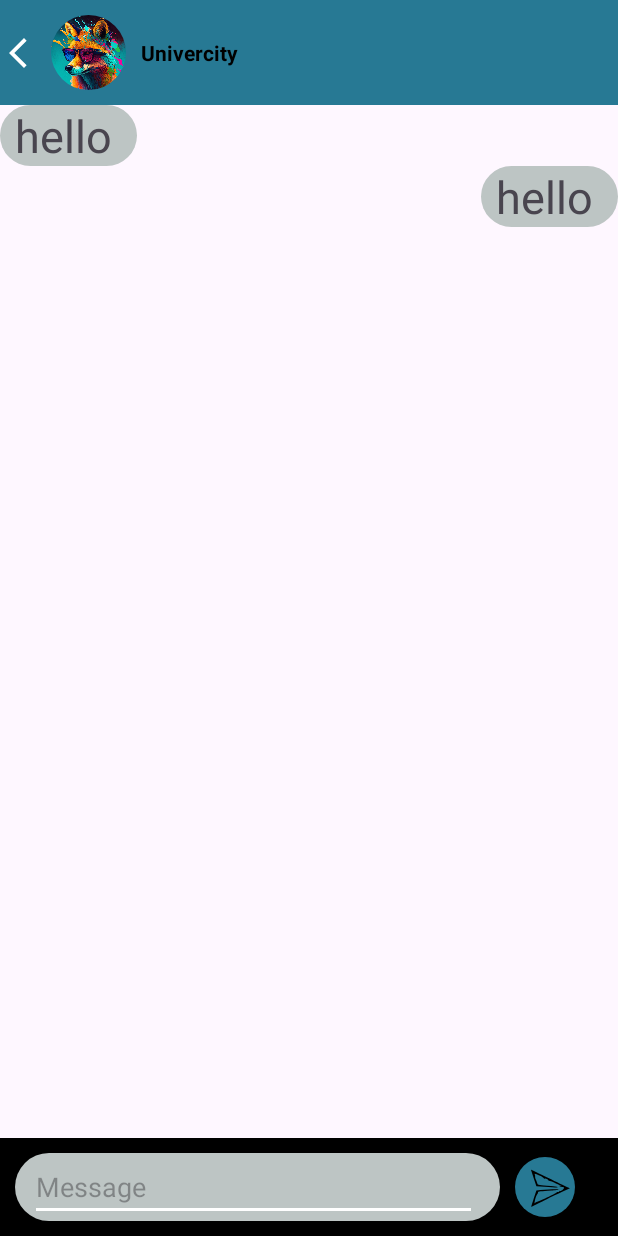
After one commit to melbinproy2003/ED-Book, an Android app: the layout activity_chatbox.xml on its own in the app's theme, with its tools: preview values and no code run, on a phone screen of 412 x 824 dp. The commit adds this screen. Run offline under Robolectric (Android 15) with nearby library versions, the phone set to English and light mode, and no system bars; Roboto replaces fonts that are not available here.

```diff
--- /dev/null
+++ b/app/app/src/main/res/drawable/circle_button.xml
@@ -0,0 +1,8 @@
+<?xml version="1.0" encoding="utf-8"?>
+<shape xmlns:android="http://schemas.android.com/apk/res/android"
+    android:shape="oval">
+
+    <solid
+        android:color="@color/blue"/>
+
+</shape>
--- /dev/null
+++ b/app/app/src/main/res/drawable/send_button.xml
@@ -0,0 +1,14 @@
+<vector xmlns:android="http://schemas.android.com/apk/res/android"
+    android:width="40dp"
+    android:height="40dp"
+    android:viewportWidth="90"
+    android:viewportHeight="90">
+  <group
+      android:translateX="3"
+      android:translateY="5">
+  <path
+      android:pathData="M21.4,15.6c0.4,1.1 2.3,6.7 4.2,12.6l3.5,10.6 6.2,0.6c14.9,1.3 28.2,1.6 25.7,0.5 -1.4,-0.5 -5.9,-1.2 -10,-1.5 -17.8,-1 -19.9,-1.4 -20.5,-3.7 -0.4,-1.2 -1.3,-3.7 -2.1,-5.5 -0.9,-1.8 -1.4,-4 -1.2,-5 0.1,-0.9 -0.1,-2.3 -0.5,-3 -1.3,-2 1.1,-1.4 7.9,1.9 3.5,1.7 6.1,3.5 5.8,4 -0.3,0.5 0.1,0.6 0.9,0.4 1.7,-0.7 6.9,1.9 5.9,3 -0.4,0.5 -0.2,0.5 0.4,0.2 0.7,-0.4 4.3,0.8 8,2.6 3.8,1.8 8,3.9 9.4,4.5l2.5,1.2 -2.5,-0.6c-1.9,-0.4 -2.2,-0.3 -1,0.5 0.8,0.6 2.7,1.1 4.2,1.1 3.5,-0 2.8,2.9 -1.3,5.2 -1.8,1.1 -2.7,1.3 -2.4,0.5 0.4,-0.6 0,-0.4 -0.9,0.7 -0.8,1 -1.9,1.5 -2.4,1.2 -0.6,-0.3 -1.2,-0.2 -1.4,0.3 -0.4,1.3 -28.7,14.8 -31.2,14.9 -0.5,-0 -1.3,0.6 -1.8,1.4 -0.6,0.8 -0.7,0.1 -0.3,-2.2 1,-5.1 2.8,-10.3 4.3,-11.8 0.7,-0.8 1,-1.7 0.7,-2.2 -0.6,-1 5,-1.7 19.8,-2.6 5.9,-0.3 10.9,-1 11.2,-1.5 0.6,-0.8 -14.8,-0.4 -27.2,0.7l-6.2,0.6 -4,12.1c-2.1,6.7 -3.8,12.3 -3.8,12.4 0.1,-0 7.6,-3.6 16.7,-8.1 9.1,-4.5 22.1,-10.8 29,-14l12.4,-5.9 -4.6,-1.8c-2.6,-1 -15.4,-7.1 -28.5,-13.6 -13.1,-6.4 -24.2,-11.9 -24.7,-12.1 -0.5,-0.3 -0.6,0.4 -0.2,1.4z"
+      android:fillColor="#000000"
+      android:strokeColor="#00000000"/>
+  </group>
+</vector>
--- /dev/null
+++ b/app/app/src/main/res/layout/activity_chatbox.xml
@@ -0,0 +1,149 @@
+<?xml version="1.0" encoding="utf-8"?>
+<RelativeLayout xmlns:android="http://schemas.android.com/apk/res/android"
+    xmlns:app="http://schemas.android.com/apk/res-auto"
+    xmlns:tools="http://schemas.android.com/tools"
+    android:layout_width="match_parent"
+    android:layout_height="match_parent"
+    tools:context=".Chatbox">
+
+   <LinearLayout
+       android:layout_width="match_parent"
+       android:layout_height="match_parent"
+       android:orientation="vertical">
+
+<!--Actionbar-->
+       <LinearLayout
+           android:layout_width="match_parent"
+           android:layout_height="wrap_content"
+           android:background="@color/blue">
+
+           <LinearLayout
+               android:layout_width="wrap_content"
+               android:layout_height="match_parent"
+               android:gravity="center">
+
+               <ImageButton
+                   android:id="@+id/back"
+                   android:layout_width="match_parent"
+                   android:layout_height="match_parent"
+                   android:src="@drawable/baseline_arrow_back_ios_new_24"
+                   android:background="@android:color/transparent"/>
+
+           </LinearLayout>
+
+           <LinearLayout
+               android:layout_width="wrap_content"
+               android:layout_height="wrap_content"
+               android:layout_margin="10dp">
+
+               <com.google.android.material.imageview.ShapeableImageView
+                   android:layout_width="50dp"
+                   android:layout_height="50dp"
+                   android:src="@drawable/fox"
+                   app:shapeAppearanceOverlay="@style/circle"/>
+
+               <TextView
+                   android:layout_width="wrap_content"
+                   android:layout_height="wrap_content"
+                   android:text="Univercity"
+                   android:textColor="@color/black"
+                   android:textStyle="bold"
+                   android:layout_gravity="center"
+                   android:layout_marginLeft="10dp"/>
+
+           </LinearLayout>
+
+       </LinearLayout>
+<!--Ending of Actionbar-->
+
+       <ScrollView
+           android:id="@+id/scroll"
+           android:layout_width="fill_parent"
+           android:layout_height="0dip"
+           android:orientation="vertical"
+           android:layout_weight="12">
+           <LinearLayout
+               android:id="@+id/linear"
+               android:layout_width="match_parent"
+               android:layout_height="wrap_content"
+               android:orientation="vertical">
+
+               <!--               Receiving-->
+               <LinearLayout
+                   android:layout_width="wrap_content"
+                   android:layout_height="wrap_content"
+                   android:background="@drawable/postbox"
+                   android:paddingLeft="10dp">
+
+                   <TextView
+                       android:layout_width="81dp"
+                       android:layout_height="match_parent"
+                       android:text="hello"
+                       android:textSize="30dp" />
+
+               </LinearLayout>
+               <!--               End Receiving-->
+
+               <!--               Reply-->
+               <LinearLayout
+                   android:layout_width="wrap_content"
+                   android:layout_height="wrap_content"
+                   android:background="@drawable/postbox"
+                   android:paddingLeft="10dp"
+                   android:layout_gravity="right">
+
+                   <TextView
+                       android:layout_width="81dp"
+                       android:layout_height="match_parent"
+                       android:text="hello"
+                       android:textSize="30dp" />
+
+               </LinearLayout>
+               <!--               End Reply-->
+
+           </LinearLayout>
+       </ScrollView>
+
+<!--Message entering area-->
+       <LinearLayout
+           android:layout_width="match_parent"
+           android:layout_height="wrap_content"
+           android:layout_gravity="bottom"
+           android:background="@color/black">
+
+           <LinearLayout
+               android:layout_width="323dp"
+               android:layout_height="wrap_content"
+               android:layout_margin="10dp"
+               android:background="@drawable/postbox">
+
+               <EditText
+                   android:layout_width="298dp"
+                   android:layout_height="wrap_content"
+                   android:layout_gravity="center"
+                   android:layout_marginLeft="10dp"
+                   android:hint="Message"
+                   android:maxLines="4"
+                   android:scrollHorizontally="true"/>
+
+           </LinearLayout>
+
+           <LinearLayout
+               android:layout_width="56dp"
+               android:layout_height="match_parent">
+
+               <ImageButton
+                   android:layout_width="wrap_content"
+                   android:layout_height="wrap_content"
+                   android:layout_gravity="center"
+                   android:background="@drawable/circle_button"
+                   android:src="@drawable/send_button" />
+
+           </LinearLayout>
+
+       </LinearLayout>
+<!--Message enterting area ended-->
+
+   </LinearLayout>
+
+</RelativeLayout>
```
Also changed, not shown: app/app/src/main/java/com/example/edbook/ChangePassword.java (added, +14 -0 lines), app/app/src/main/java/com/example/edbook/Chatbox.java (added, +14 -0 lines), app/app/src/main/java/com/example/edbook/HomeAdapter.java (added, +84 -0 lines), app/app/src/main/res/layout/activity_change_password.xml (added, +159 -0 lines), app/app/src/main/res/layout/activity_chat.xml (+53 -0 lines), app/app/src/main/res/layout/activity_login.xml (+6 -2 lines), app/app/src/main/res/layout/activity_myaccount.xml (+3 -11 lines), app/app/src/main/res/layout/activity_studentprofile.xml (+4 -12 lines), app/app/src/main/res/layout/home_design.xml (added, +79 -0 lines), app/app/src/main/res/drawable/edbooklogo.jpg (deleted), app/app/src/main/res/drawable/loginbg.jpg (deleted), 1 other file.
